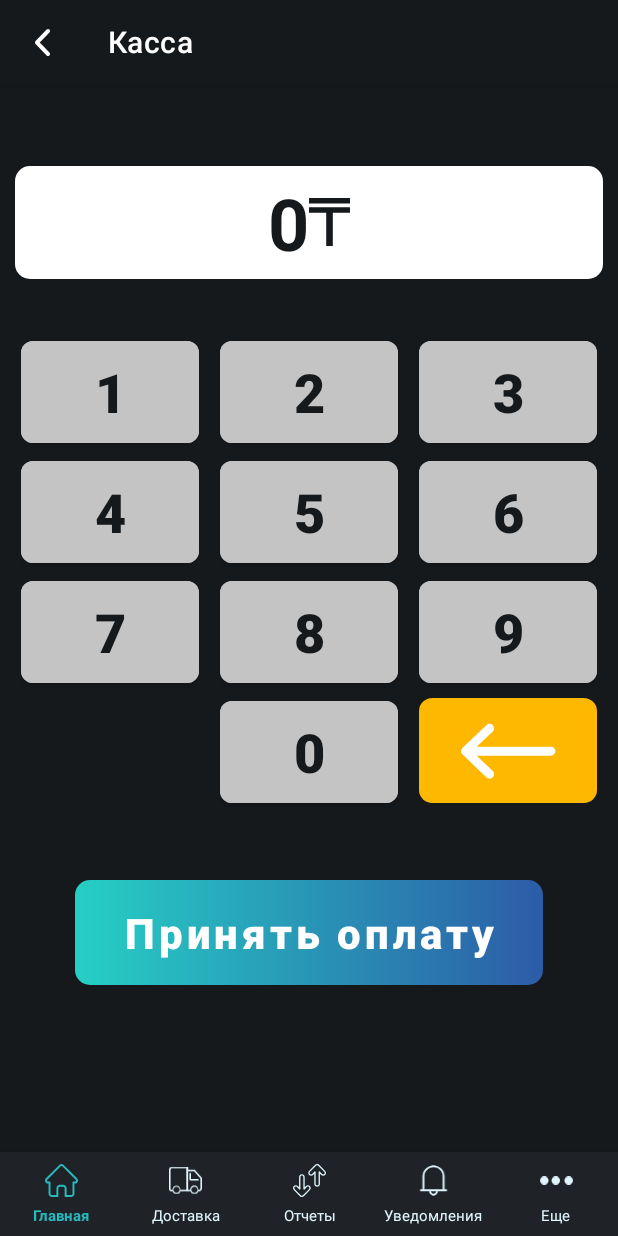
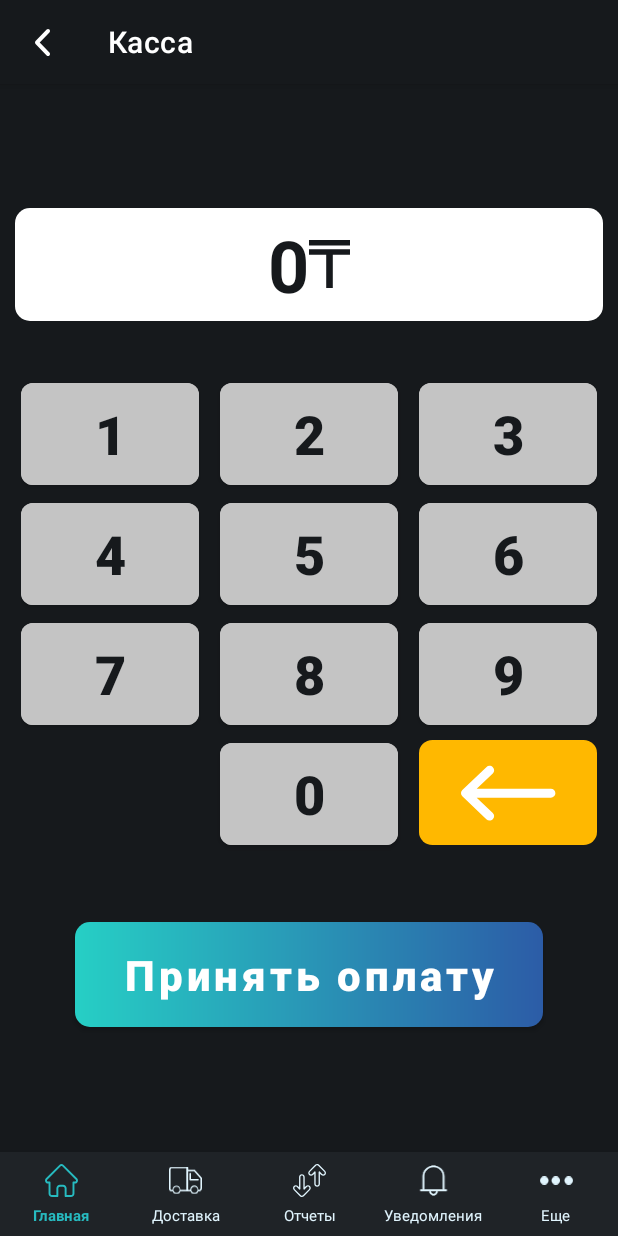
Before and after one commit to bakdauletbk/Partner, an Android app: the CashBoxFragment screen opened through its navigation route, on a phone screen of 412 x 824 dp. Run offline under Robolectric (Android 15) with nearby library versions, the phone set to English and light mode, and no system bars; our stand-ins replace navigation-ui; libraries missing offline, so code that uses them is left out: com.afollestad.materialdialogs; 6 statements that could not run were skipped.

```diff
--- a/app/build.gradle
+++ b/app/build.gradle
@@ -12,7 +12,7 @@ android {
     buildToolsVersion "30.0.2"
 
     defaultConfig {
-        applicationId "kz.smartideagroup.newpartner"
+        applicationId "kz.pillikan.retailapp"
         minSdkVersion 23
         targetSdkVersion 30
         versionCode 1
@@ -37,7 +37,6 @@ android {
 }
 
 dependencies {
-
     implementation "org.jetbrains.kotlin:kotlin-stdlib:$kotlin_version"
     implementation 'androidx.core:core-ktx:1.3.2'
     implementation 'androidx.appcompat:appcompat:1.2.0'
@@ -90,5 +89,4 @@ dependencies {
     implementation 'com.google.firebase:firebase-core:18.0.2'
     implementation 'com.google.firebase:firebase-messaging:21.0.1'
     implementation 'com.google.firebase:firebase-core:18.0.2'
-
 }
--- a/app/src/main/java/kz/smartideagroup/partner/content/view/delivery/MenuFragment.kt
+++ b/app/src/main/java/kz/smartideagroup/partner/content/view/delivery/MenuFragment.kt
@@ -74,6 +74,7 @@ class MenuFragment : BaseFragment() {
 
     private fun initObservers() {
         viewModel.isError.observe(viewLifecycleOwner, {
+            setLoading(false)
             errorDialog(getString(R.string.error_no_internet_msg))
         })
         viewModel.foodList.observe(viewLifecycleOwner, {
--- a/app/src/main/res/layout/fragment_cash_box.xml
+++ b/app/src/main/res/layout/fragment_cash_box.xml
@@ -31,7 +31,8 @@
     <androidx.core.widget.NestedScrollView
         android:layout_width="match_parent"
         android:layout_height="match_parent"
-        android:fillViewport="true">
+        android:fillViewport="true"
+        app:layout_behavior="@string/appbar_scrolling_view_behavior">
 
         <LinearLayout
             android:layout_width="match_parent"
```
Also changed, not shown: app/src/main/java/kz/smartideagroup/partner/authorization/view/AuthorizationActivity.kt (+5 -2 lines).
